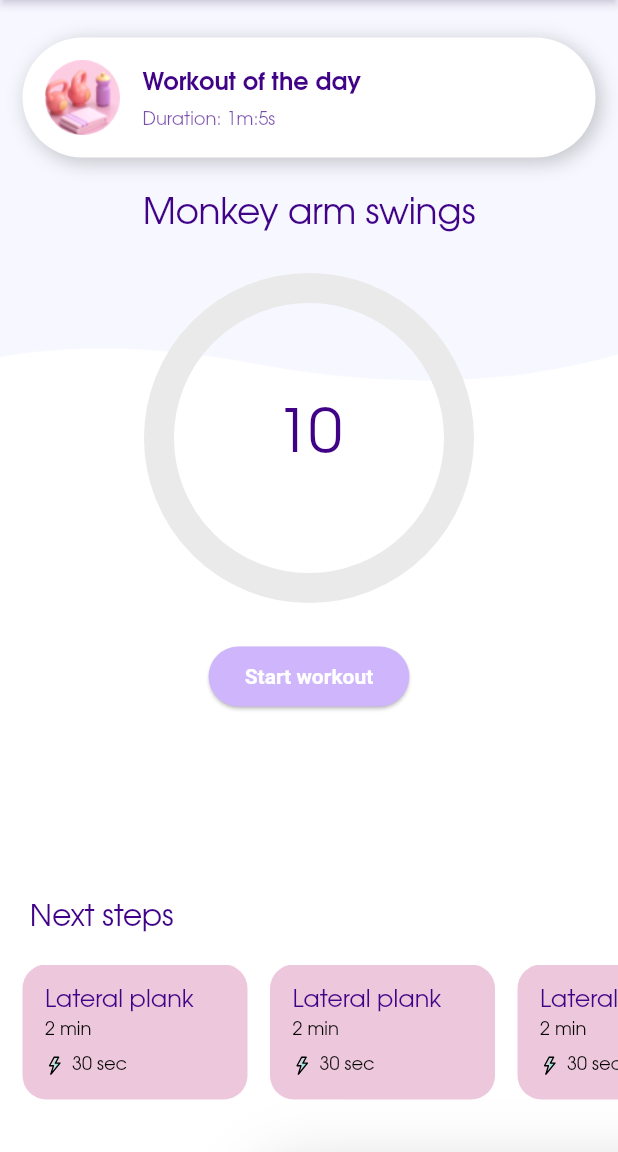
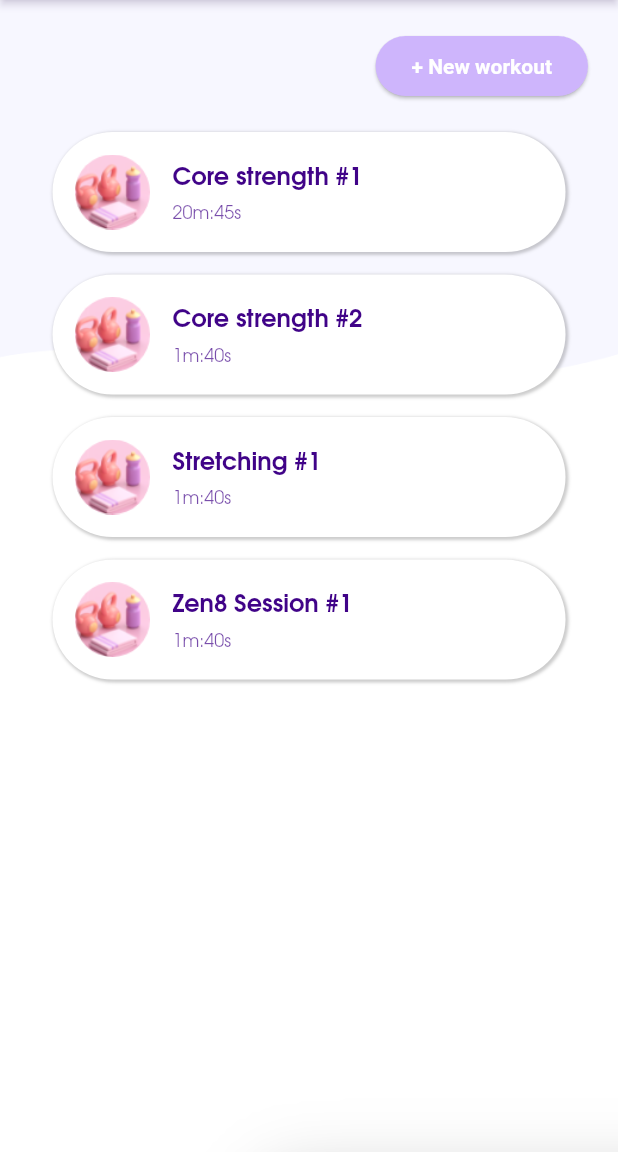
Before and after one commit to Baldtech/thibolt, a Flutter app: the screen it shows after launch, on a phone screen of 412 x 824 dp, the part 84-1236 px from its top. Run offline on Flutter 3.47's test engine with Material 3 defaults, Android fonts, the light colour scheme and no system bars; drawn by our look-alikes of circular_countdown_timer; our stand-ins replace flutter_svg.

Commit message:
List workouts + launch workout (#8)

```diff
--- a/lib/common/card.dart
+++ b/lib/common/card.dart
@@ -22,11 +22,11 @@
           boxShadow: [
             BoxShadow(
               color: Theme.of(context).shadowColor.withOpacity(0.2),
-              blurRadius: 10.0,
+              blurRadius: 1.0,
               spreadRadius: 1.0,
               offset: const Offset(
-                3.0,
-                3.0,
+                1.0,
+                1.0,
               ),
             ),
           ]),
@@ -52,7 +52,7 @@
                 ),
                 const SizedBox(height: 7),
                 Text(
-                  subTitle,
+                  subTitle == null ? '' : subTitle!,
                   style: Theme.of(context).textTheme.displaySmall!.copyWith(
                     color: Theme.of(context).colorScheme.primary.withOpacity(0.7),
                   ),
--- /dev/null
+++ b/lib/common/utils.dart
@@ -0,0 +1,11 @@
+class Utils {
+  static String formatTime(int seconds) {
+    var t = Duration(seconds: seconds);
+    if (t.inHours > 0) {
+      return '${t.inHours}h:${t.inMinutes.remainder(60)}m:${t.inSeconds.remainder(60)}s';
+    }
+    return t.inMinutes > 0
+        ? '${t.inMinutes}m:${t.inSeconds.remainder(60)}s'
+        : '${t.inSeconds}s';
+  }
+}
--- a/lib/common_libs.dart
+++ b/lib/common_libs.dart
@@ -3,5 +3,8 @@
 export 'package:flutter/material.dart';
 export 'package:flutter_svg/svg.dart';
 
+export 'package:thibolt/common/app_bar.dart';
 export 'package:thibolt/ui/light_theme.dart';
 export 'package:thibolt/common/card.dart';
+
+export 'package:thibolt/common/utils.dart';
--- a/lib/main.dart
+++ b/lib/main.dart
@@ -1,6 +1,5 @@
-import 'package:thibolt/common/app_bar.dart';
 import 'package:thibolt/common_libs.dart';
-import 'package:thibolt/pages/details.dart';
+import 'package:thibolt/pages/list.dart';
 
 void main() {
   runApp(const MyApp());
@@ -15,18 +14,7 @@
     return MaterialApp(
       debugShowCheckedModeBanner: true,
       theme: lightTheme,
-      home: Scaffold(
-        appBar: const NavBar(),
-        body: Container(
-          decoration: const BoxDecoration(
-            image: DecorationImage(
-              image: AssetImage("assets/background.png"),
-              fit: BoxFit.cover,
-            ),
-          ),
-          child: const DetailsPage(),
-        ),
-      ),
+      home: const ListPage(),
     );
   }
 }
--- a/lib/models/step.dart
+++ b/lib/models/step.dart
@@ -1,8 +1,9 @@
+class StepModel {
+  String name;
+  int duration;
+  int restDuration;
 
-class StepModel{
-  String name;
-
-  StepModel({required this.name});
+  StepModel({required this.name, this.duration = 0, this.restDuration = 0});
 
   static List<StepModel> getSteps() {
     List<StepModel> steps = [];
@@ -14,4 +15,39 @@
 
     return steps;
   }
+
+  static List<StepModel> getStepsByWorkoutId(int workoutId) {
+    List<StepModel> steps = [];
+
+    if (workoutId == 1) {
+      for (var i = 0; i < 3; i++) {
+        steps.add(StepModel(name: 'Plank', duration: 60, restDuration: 15));
+        steps.add(StepModel(name: 'Lateral plank (R)', duration: 40, restDuration: 15));
+        steps.add(StepModel(name: 'Lateral plank (L)', duration: 40, restDuration: 15));
+        steps.add(StepModel(name: 'Bird dog', duration: 45, restDuration: 15));
+        steps.add(StepModel(name: 'Plank with extended arms/legs', duration: 45, restDuration: 15));
+        steps.add(StepModel(name: 'Superman', duration: 40, restDuration: 15));
+        steps.add(StepModel(name: 'Hollow hold', duration: 40, restDuration: 15));
+      }
+    }
+    else {
+      steps.add(StepModel(name: 'Plank', duration: 5, restDuration: 10));
+      steps.add(StepModel(name: 'Plank 2', duration: 5, restDuration: 10));
+      steps.add(StepModel(name: 'Plank 3', duration: 5, restDuration: 10));
+    }
+
+    return steps;
+  }
+
+  static int getDurationByWorkoutId(int workoutId) {
+    int duration = 0;
+
+    var steps = getStepsByWorkoutId(workoutId);
+    for (var step in steps) {
+      duration += step.duration;
+      duration += step.restDuration;
+    }
+
+    return duration;
+  }
 }
--- /dev/null
+++ b/lib/models/workout.dart
@@ -0,0 +1,23 @@
+import 'package:thibolt/models/step.dart';
+
+class Workout {
+  int id;
+  String name;
+  int duration;
+
+  Workout({required this.id, required this.name, this.duration = 100});
+
+  static List<Workout> getWorkouts() {
+    List<Workout> workouts = [];
+
+    workouts.add(Workout(
+        id: 1,
+        name: 'Core strength #1',
+        duration: StepModel.getDurationByWorkoutId(1)));
+    workouts.add(Workout(id: 2, name: 'Core strength #2'));
+    workouts.add(Workout(id: 3, name: 'Stretching #1'));
+    workouts.add(Workout(id: 4, name: 'Zen8 Session #1'));
+
+    return workouts;
+  }
+}
--- /dev/null
+++ b/lib/pages/list.dart
@@ -0,0 +1,88 @@
+import 'package:thibolt/common_libs.dart';
+
+import 'package:thibolt/models/workout.dart';
+import 'package:thibolt/pages/details.dart';
+
+class ListPage extends StatefulWidget {
+  const ListPage({Key? key}) : super(key: key);
+
+  @override
+  State<ListPage> createState() => _ListPageState();
+}
+
+class _ListPageState extends State<ListPage> {
+  List<Workout> workouts = [];
+
+  void _getInitialInfo() {
+    workouts = Workout.getWorkouts();
+  }
+
+  @override
+  Widget build(BuildContext context) {
+    _getInitialInfo();
+
+    return Scaffold(
+      appBar: const NavBar(),
+      body: Container(
+        decoration: const BoxDecoration(
+          image: DecorationImage(
+            image: AssetImage("assets/background.png"),
+            fit: BoxFit.cover,
+          ),
+        ),
+        child: _pageContent(),
+      ),
+    );
+  }
+
+  Padding _pageContent() {
+    return Padding(
+      padding: const EdgeInsets.all(20),
+      child: Column(
+        children: [
+          _header(),
+          const SizedBox(height: 20),
+          Expanded(
+            child: ListView.separated(
+                shrinkWrap: true,
+                scrollDirection: Axis.vertical,
+                padding: const EdgeInsets.only(left: 15, right: 15),
+                itemBuilder: (context, index) => GestureDetector(
+                      onTap: () => {
+                        Navigator.of(context).push(
+                          MaterialPageRoute(
+                            builder: (context) => DetailsPage(workout: workouts[index]),
+                          ),
+                        ),
+                      },
+                      child: BaseCard(
+                        title: workouts[index].name,
+                        subTitle: Utils.formatTime(workouts[index].duration),
+                        icon: const Image(
+                          image: AssetImage('assets/icons/illu_top.png'),
+                        ),
+                      ),
+                    ),
+                separatorBuilder: (context, index) => const SizedBox(
+                      height: 15,
+                    ),
+                itemCount: workouts.length),
+          ),
+        ],
+      ),
+    );
+  }
+
+  Align _header() {
+    return Align(
+      alignment: Alignment.topRight,
+      child: ElevatedButton(
+        style: ElevatedButton.styleFrom(
+            //elevation: 0,
+            ),
+        onPressed: () {},
+        child: const Text("+ New workout"),
+      ),
+    );
+  }
+}
```
Also changed, not shown: lib/pages/details.dart (+83 -18 lines).
